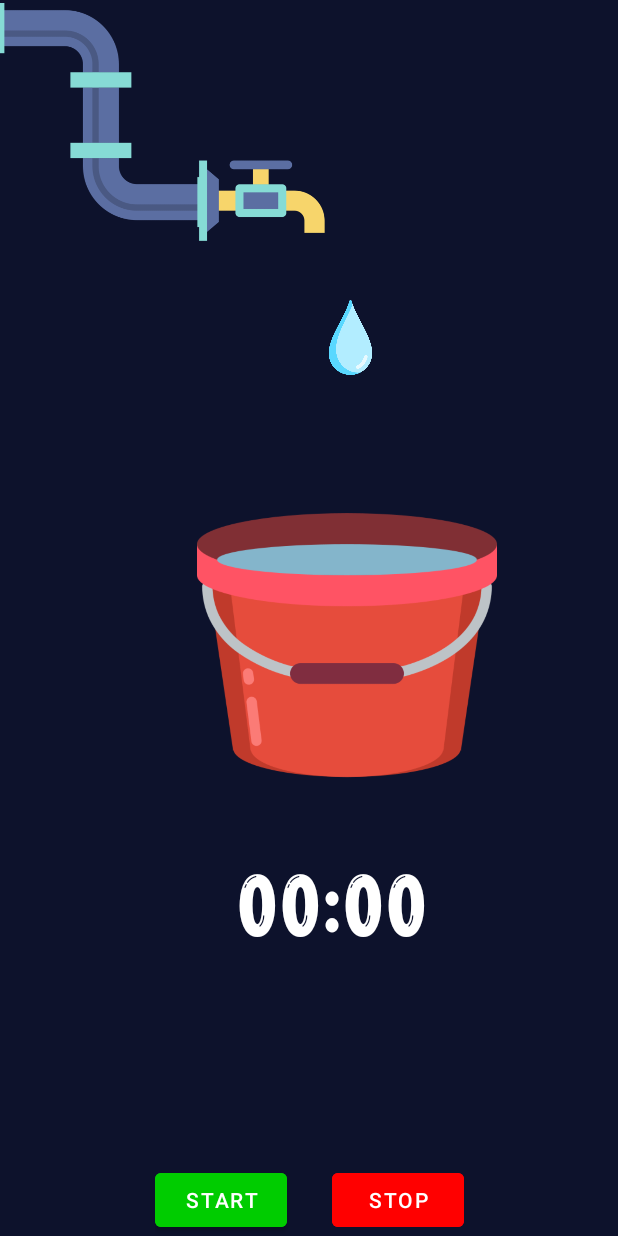
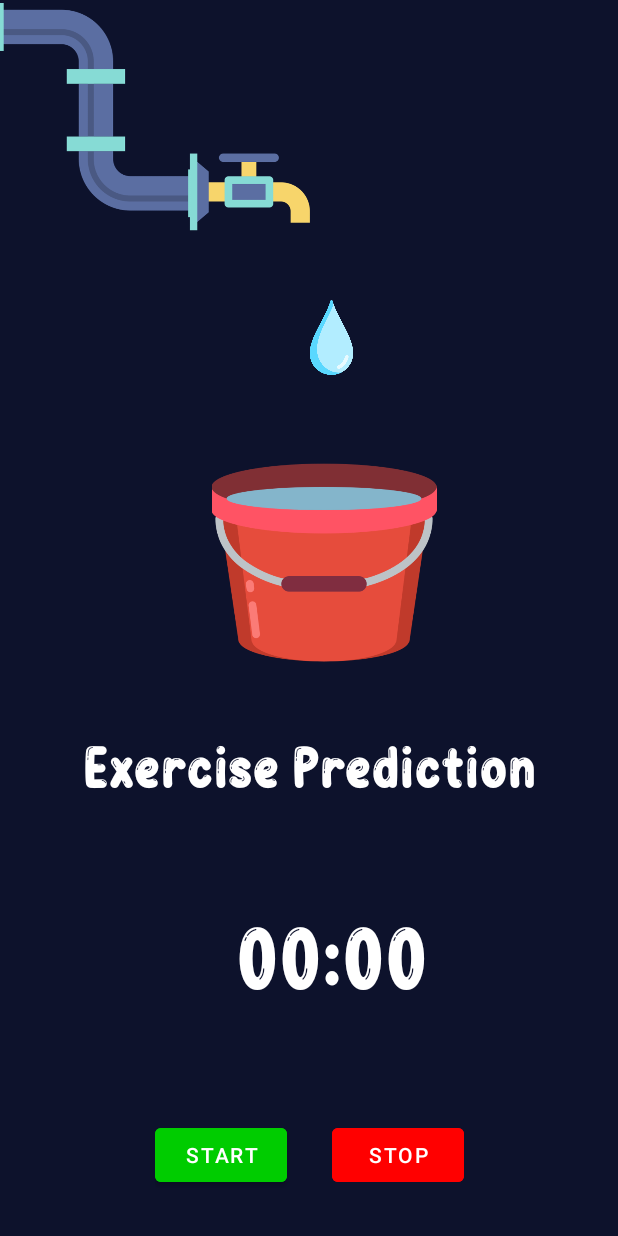
Before and after one commit to isabela-dominguez/AccelerometerAndGyroscope, an Android app: the MainActivity screen opened directly, with no data from a screen before it, on a phone screen of 412 x 824 dp. Run offline under Robolectric (Android 15) with nearby library versions, the light colour scheme and no system bars; libraries missing offline, so code that uses them is left out: org.tensorflow.lite; 2 statements that could not run were skipped.

Commit message:
Real time prediction test working in main actiivity. Pre-processing funcs are missing.

```diff
--- a/app/src/main/java/com/example/accelerometerandgyroscope/MainActivity.java
+++ b/app/src/main/java/com/example/accelerometerandgyroscope/MainActivity.java
@@ -7,6 +7,7 @@ import android.hardware.SensorEvent;
 import android.hardware.SensorEventListener;
 import android.hardware.SensorManager;
 import android.os.Bundle;
+import android.os.SystemClock;
 import android.util.Log;
 import android.view.MotionEvent;
 import android.view.View;
@@ -25,6 +26,7 @@ import java.util.Arrays;
 import java.util.Calendar;
 import java.util.Date;
 import java.util.HashMap;
+import java.util.Hashtable;
 import java.util.Iterator;
 import java.util.List;
 import java.util.Map;
@@ -38,6 +40,9 @@ public class MainActivity extends AppCompatActivity implements SensorEventListen
     private Chronometer chronometer;
     private static final String TAG = "MainActivity";
     private SensorManager sensorManager;
+
+    //textviews
+    TextView realTimePredictions;
 
     //******
     private SensorManager mSensorManager;
@@ -61,11 +66,14 @@ public class MainActivity extends AppCompatActivity implements SensorEventListen
     private float [] gyroValues = new float [3];
 
     //window array
-    public float[][] rawWindowSensorData = new float[4][6];
+    public float[][] rawWindowSensorData = new float[5][6];
 
     //counter
     private int counter = 0;
 
+
+    //neural net results
+    neuralNetwork net = new neuralNetwork(this);
 
 
 
@@ -79,6 +87,7 @@ public class MainActivity extends AppCompatActivity implements SensorEventListen
 
         //chronometer
         chronometer = findViewById(R.id.chronometer);
+        realTimePredictions = (TextView) findViewById(R.id.realtimepredictions);
 
         //button
         buttonStart = (Button)findViewById(R.id.buttonStart);
@@ -107,11 +116,7 @@ public class MainActivity extends AppCompatActivity implements SensorEventListen
         ArrayList<List<Sensor >>sensors = new ArrayList<List<Sensor >>();
         mRegisteredSensor = false;
 
-//        //test neuralNetwork results functions
-//        float[] test = new float[16];
-//
-//        neuralNetworkResults test1 = new neuralNetworkResults();
-//        float[][] prediction =  test1.doInference(test);
+
 
 
 
@@ -156,8 +161,9 @@ public class MainActivity extends AppCompatActivity implements SensorEventListen
             @Override
 
             public boolean onTouch(View view, MotionEvent motionEvent) {
+
                 chronometer.stop();
-                Log.d(TAG, "Chronometer started ");
+                Log.d(TAG, "Chronometer stop ");
                 Log.d(TAG, "Button stop and closing file ");
                 //xValue.setText("SAVING TO FILE " );
                 buttonStart.setEnabled(true);
@@ -267,7 +273,7 @@ public class MainActivity extends AppCompatActivity implements SensorEventListen
             Log.d(TAG, "counter val: " + counter );
 
             //saving to arrays and checking counter
-            if (counter <= 3){
+            if (counter <= 4){
                 //save data to array
                 rawWindowSensorData[counter][0] = accelerometerValues[0];
                 rawWindowSensorData[counter][1] = accelerometerValues[1];
@@ -281,16 +287,34 @@ public class MainActivity extends AppCompatActivity implements SensorEventListen
 
 
 
-                //coutner is 3 so it's looking at that window
-                if (counter == 3){
+                //coutner is 4 so it's looking at that window
+                if (counter == 4){
+                    //checking window being sent
                     Log.d(TAG, "saving window array: " + Arrays.deepToString(rawWindowSensorData) );
 
+                    //test input
+                    float [] testInput = net.testInput();
+
                     //send data to preprocess
+//                    preprocess preprocessOutput = new preprocess(rawWindowSensorData);
+//                    Log.d(TAG, "lenght preprocess coming out  " + preprocessOutput.features.length);
+//
+
+
+//
+//                    for(int i = 0; i < preprocessOutputFixPreprocess.length; i++){
+//                        Log.d(TAG, "preprocess output array at   " + i + "   " + preprocessOutputFixPreprocess[i]);
+//                    }
+//                    preprocessOutputFixPreprocess[14] = 0;
+
 
 
                     //do operations for prediction
+                    net.predict(testInput);
 
-                    //store data in a hashmap and check which exercise has the highest number
+
+                    //Setting text
+                    realTimePredictions.setText(net.getExerciseOfMaxProbability() + "Probability: " + net.getMaxProbability());
 
 
                     //reiniate counter
--- a/app/src/main/res/layout/activity_main.xml
+++ b/app/src/main/res/layout/activity_main.xml
@@ -13,7 +13,7 @@
         android:src="@drawable/hosefortimer"
         android:alpha="1"
         android:scaleType="fitStart"
-        android:layout_width="230dp"
+        android:layout_width="220dp"
         android:layout_height="200dp"
         android:layout_marginTop="0dp"
         android:layout_marginStart="-10dp"
@@ -29,7 +29,7 @@
         android:layout_height="1dp"
         android:id="@+id/divpageimg"
         android:layout_marginEnd="26dp"
-        android:layout_marginStart="26dp"
+        android:layout_marginStart="0dp"
         android:layout_marginTop="10dp"
 
         app:layout_constraintEnd_toEndOf="parent"
@@ -45,7 +45,7 @@
         android:layout_width="50dp"
         android:layout_height="50dp"
         android:layout_marginTop="0dp"
-        android:layout_marginStart="55dp"
+        android:layout_marginStart="30dp"
         app:layout_constraintEnd_toEndOf="parent"
         app:layout_constraintStart_toStartOf="parent"
         app:layout_constraintTop_toBottomOf="@id/imgpage"
@@ -58,12 +58,30 @@
         android:alpha="1"
         android:scaleType="fitCenter"
         android:layout_width="wrap_content"
-        android:layout_height="200dp"
-        android:layout_marginTop="80dp"
-        android:layout_marginStart="50dp"
+        android:layout_height="150dp"
+        android:layout_marginTop="50dp"
+        android:layout_marginStart="20dp"
         app:layout_constraintEnd_toEndOf="parent"
         app:layout_constraintStart_toStartOf="parent"
+
         app:layout_constraintTop_toBottomOf="@id/drop"
+        />
+
+    <TextView
+        android:id="@+id/realtimepredictions"
+        android:layout_width="wrap_content"
+        android:layout_height="wrap_content"
+        android:layout_marginStart="0dp"
+        android:layout_marginTop="50dp"
+        android:fontFamily="@font/bubblebobble"
+        android:text="Exercise Prediction"
+        android:textColor="#FFFFFF"
+        android:textSize="40sp"
+        app:layout_constraintTop_toBottomOf="@id/bucket"
+        app:layout_constraintStart_toStartOf="parent"
+        app:layout_constraintEnd_toEndOf="parent"
+        app:layout_constraintBottom_toBottomOf="@id/chronometer"
+        app:layout_constraintTop_toTopOf="@id/bucket"
         />
 
     <Chronometer
@@ -73,8 +91,10 @@
         app:layout_constraintEnd_toEndOf="parent"
         android:fontFamily="@font/bubblebobble"
         app:layout_constraintStart_toStartOf="parent"
-        android:layout_marginTop="40dp"
-        app:layout_constraintTop_toBottomOf="@id/bucket"
+        android:layout_marginBottom="50dp"
+        android:layout_marginTop="0dp"
+        app:layout_constraintTop_toBottomOf="@id/realtimepredictions"
+        app:layout_constraintBottom_toBottomOf="@id/linearLayout"
         android:layout_marginStart="30dp"
         android:textColor="#FFFFFF"
         android:textSize="60sp"
@@ -85,8 +105,9 @@
         android:layout_width="wrap_content"
         android:layout_height="wrap_content"
         android:orientation="horizontal"
-        android:id="@+id/thirdLayout"
-        android:layout_marginTop="20dp"
+        android:id="@+id/linearLayout"
+        android:layout_marginTop="0dp"
+        android:layout_marginBottom="30dp"
         app:layout_constraintEnd_toEndOf="parent"
         app:layout_constraintStart_toStartOf="parent"
 
```
Also changed, not shown: app/build.gradle (+3 -6 lines), app/src/main/java/com/example/accelerometerandgyroscope/neuralNetwork.java (added, +233 -0 lines), app/src/main/java/com/example/accelerometerandgyroscope/neuralNetworkResults.java (+31 -81 lines), app/src/main/java/com/example/accelerometerandgyroscope/preprocess.java (+14 -1 lines).
